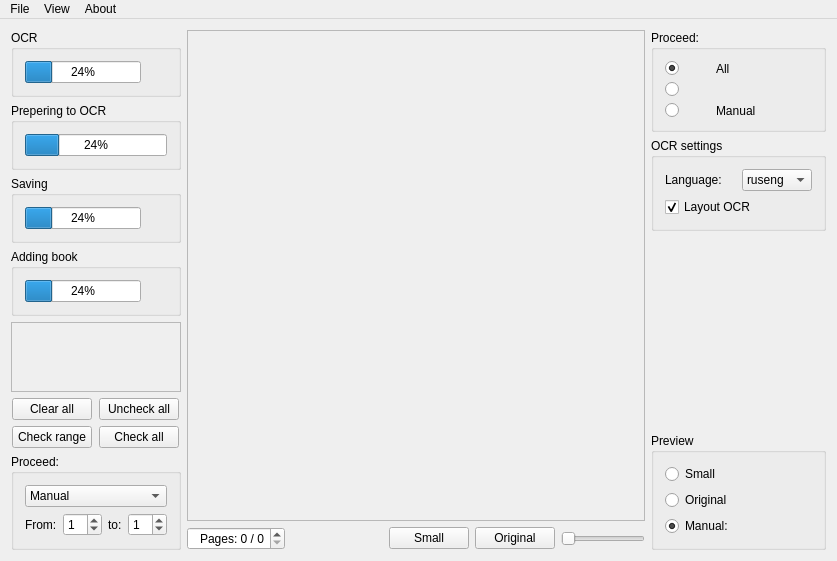
The window that kbookocr.ui (b0noI/KBookOCR) describes before a commit, drawn with Qt 5.
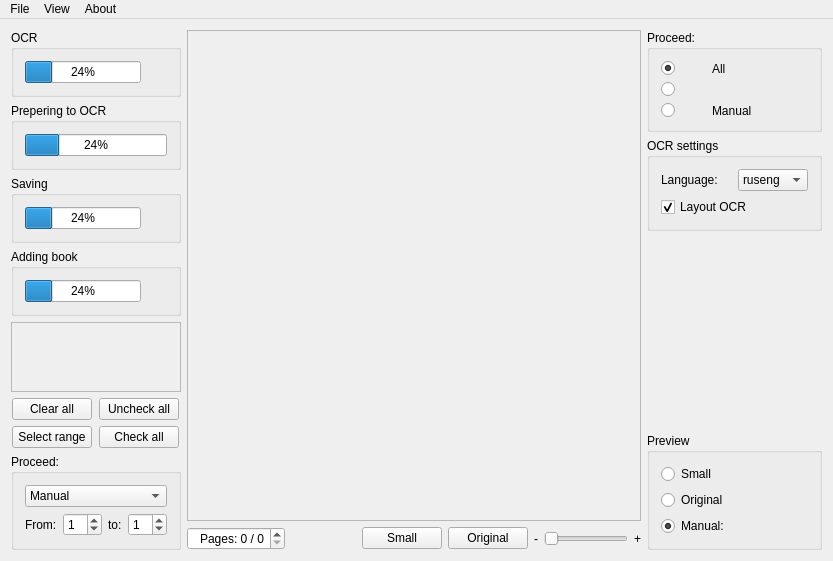
The same window after the commit. Icons and pictures are not drawn.

```diff
--- a/kbookocr.ui
+++ b/kbookocr.ui
@@ -6,8 +6,8 @@
    <rect>
     <x>0</x>
     <y>0</y>
-    <width>837</width>
-    <height>543</height>
+    <width>833</width>
+    <height>539</height>
    </rect>
   </property>
   <property name="sizePolicy">
@@ -55,8 +55,8 @@
           <rect>
            <x>0</x>
            <y>0</y>
-           <width>414</width>
-           <height>476</height>
+           <width>438</width>
+           <height>472</height>
           </rect>
          </property>
          <layout class="QVBoxLayout" name="verticalLayout_8">
@@ -171,6 +171,13 @@
           </property>
          </widget>
         </item>
+        <item>
+         <widget class="QLabel" name="label_11">
+          <property name="text">
+           <string>-</string>
+          </property>
+         </widget>
+        </item>
         <item>
          <widget class="QSlider" name="horizontalSlider">
           <property name="maximumSize">
@@ -190,6 +197,13 @@
           </property>
          </widget>
         </item>
+        <item>
+         <widget class="QLabel" name="label_10">
+          <property name="text">
+           <string>+</string>
+          </property>
+         </widget>
+        </item>
        </layout>
       </item>
      </layout>
@@ -777,7 +791,7 @@
            </size>
           </property>
           <property name="text">
-           <string>Check range</string>
+           <string>Select range</string>
           </property>
          </widget>
         </item>
@@ -877,7 +891,7 @@
     <rect>
      <x>0</x>
      <y>0</y>
-     <width>837</width>
+     <width>833</width>
      <height>20</height>
     </rect>
    </property>
```
Left out of the diff: 2 changed lines with no effect on the pictures.
